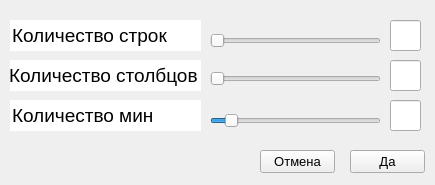
Above: Курсовая работа/select_option.ui from turbokey/Coursework_3_semester before the change. Below: the same form after it.
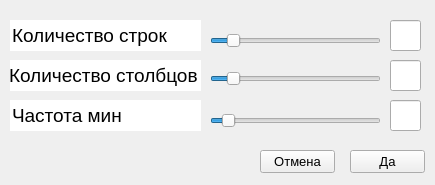
That is the form after the change.

```diff
--- a/Курсовая работа/select_option.ui
+++ b/Курсовая работа/select_option.ui
@@ -127,7 +127,7 @@
     </font>
    </property>
    <property name="text">
-    <string>Количество мин</string>
+    <string>Частота мин</string>
    </property>
    <property name="frame">
     <bool>false</bool>
@@ -149,7 +149,10 @@
     <number>9</number>
    </property>
    <property name="maximum">
-    <number>20</number>
+    <number>19</number>
+   </property>
+   <property name="value">
+    <number>10</number>
    </property>
    <property name="orientation">
     <enum>Qt::Horizontal</enum>
@@ -168,7 +171,10 @@
     <number>9</number>
    </property>
    <property name="maximum">
-    <number>20</number>
+    <number>19</number>
+   </property>
+   <property name="value">
+    <number>10</number>
    </property>
    <property name="orientation">
     <enum>Qt::Horizontal</enum>
@@ -187,7 +193,7 @@
     <number>1</number>
    </property>
    <property name="value">
-    <number>10</number>
+    <number>8</number>
    </property>
    <property name="orientation">
     <enum>Qt::Horizontal</enum>
```
